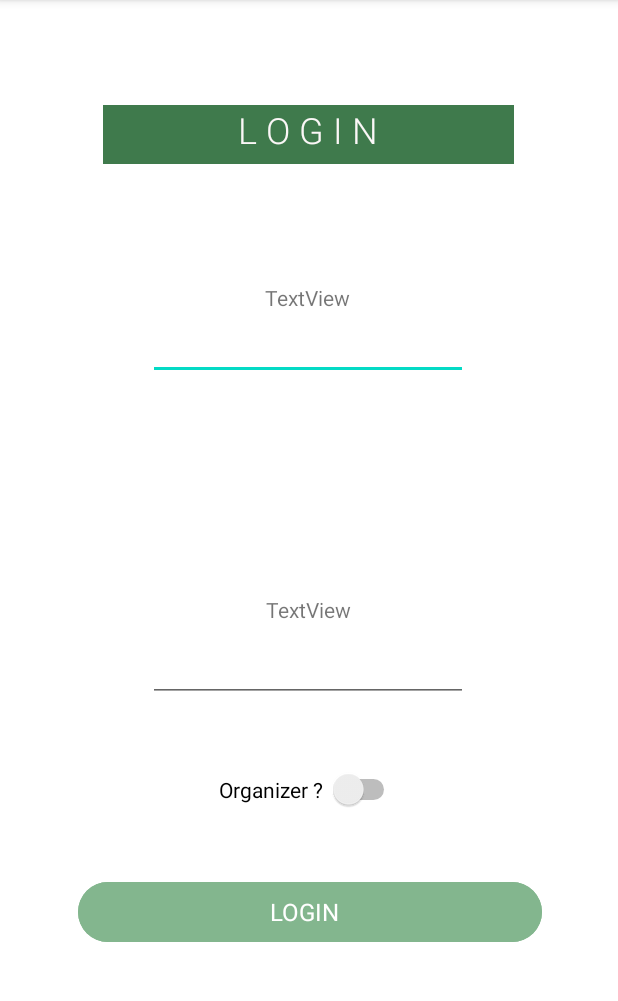
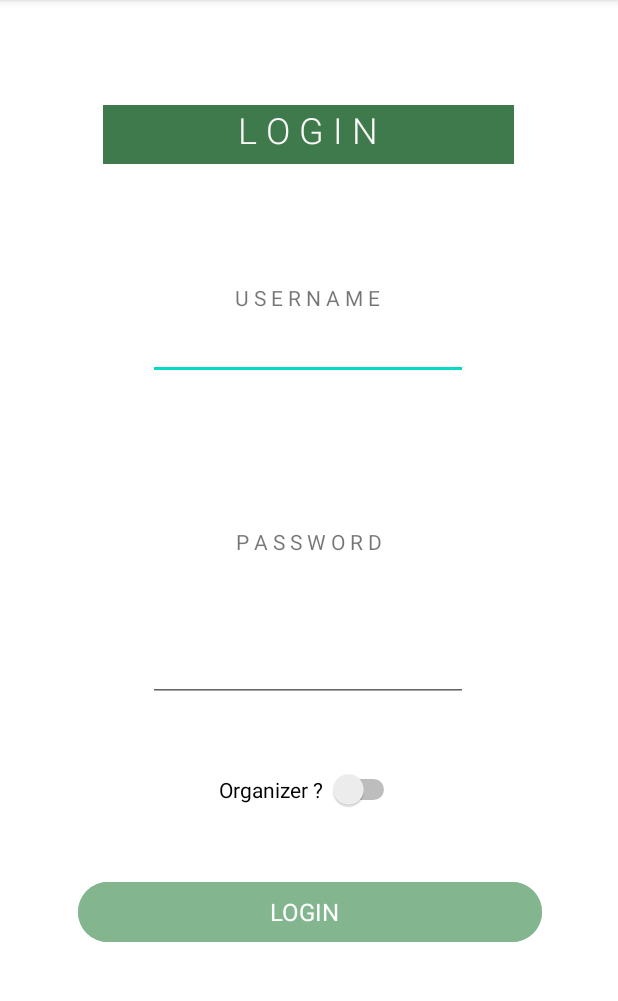
Before and after one commit to DaydreamerBECZ/CadeauCommun, an Android app: the loginActivity screen opened directly, with no data from a screen before it, after a tap on "LOGIN", on a phone screen of 412 x 824 dp, the part 84-1085 px from its top. Run offline under Robolectric (Android 15) with nearby library versions, the phone set to English and light mode, and no system bars.

Commit message:
esti d'erreur du caliss, j'va tout casser esti

```diff
--- a/CadeauCommun/app/src/main/java/com/example/cadeaucommun/loginActivity.java
+++ b/CadeauCommun/app/src/main/java/com/example/cadeaucommun/loginActivity.java
@@ -15,36 +15,35 @@ public class loginActivity extends AppCompatActivity {
     EditText userid;
     EditText password;
 
-    //Declaring credentials here :
-    String email_user="chantal.lacroix@gmail.com";
-    String username="ChanLac46";
-    String password_user="Chantal";
     @Override
     protected void onCreate(Bundle savedInstanceState) {
         super.onCreate(savedInstanceState);
         setContentView(R.layout.activity_login);
+        organizerSwitch = findViewById(R.id.organizerSwitch);
+        userid = findViewById(R.id.userLog);
+        password = findViewById(R.id.passLog);
     }
 
     public void loginSubmit(View view)
     {
-        organizerSwitch = findViewById(R.id.organizerSwitch);
-        userid = findViewById(R.id.userLog);
-        password = findViewById(R.id.passLog);
-        Toast msg = null;
-        if ((email_user.equals(userid.getText())) || (username.equals(userid.getText()))) {
-            if (organizerSwitch.isChecked()) {
+        String user = userid.getText().toString();
+        String pass = password.getText().toString();
+        if (user.equals("ChanLac46") && pass.equals("Chantal")) {
+            if (organizerSwitch.isChecked())
+            {
                 Intent orgIntent = new Intent(this, participantSelectionActivity.class);
                 startActivity(orgIntent);
             }
             else
-            {
-                msg = Toast.makeText(this, "ok", Toast.LENGTH_LONG);
-            }
+                displayMsg("ok");
         }
         else
-        {
-            msg = Toast.makeText(this, userid.getText() + " " + username + " " + password.getText(), Toast.LENGTH_LONG);
-        }
+            displayMsg("Invalid Credential");
+    }
+
+    public void displayMsg(String message)
+    {
+        Toast msg = Toast.makeText(this, message, Toast.LENGTH_LONG);
         msg.show();
     }
 }
--- a/CadeauCommun/app/src/main/res/layout/activity_login.xml
+++ b/CadeauCommun/app/src/main/res/layout/activity_login.xml
@@ -40,7 +40,7 @@
         android:id="@+id/textView9"
         android:layout_width="wrap_content"
         android:layout_height="wrap_content"
-        android:text="TextView"
+        android:text="U S E R N A M E"
         app:layout_constraintBottom_toTopOf="@+id/userLog"
         app:layout_constraintEnd_toEndOf="@+id/textView5"
         app:layout_constraintHorizontal_bias="0.497"
@@ -70,7 +70,7 @@
         android:inputType="textPassword"
         app:layout_constraintBottom_toBottomOf="parent"
         app:layout_constraintEnd_toEndOf="@+id/userLog"
-        app:layout_constraintHorizontal_bias="1.0"
+        app:layout_constraintHorizontal_bias="0.0"
         app:layout_constraintStart_toStartOf="@+id/userLog"
         app:layout_constraintTop_toBottomOf="@+id/userLog"
         app:layout_constraintVertical_bias="1.0" />
@@ -79,12 +79,13 @@
         android:id="@+id/textView10"
         android:layout_width="wrap_content"
         android:layout_height="wrap_content"
-        android:text="TextView"
+        android:text="P A S S W O R D"
         app:layout_constraintBottom_toBottomOf="@+id/passLog"
         app:layout_constraintEnd_toEndOf="@+id/userLog"
+        app:layout_constraintHorizontal_bias="0.504"
         app:layout_constraintStart_toStartOf="@+id/userLog"
         app:layout_constraintTop_toBottomOf="@+id/userLog"
-        app:layout_constraintVertical_bias="0.733" />
+        app:layout_constraintVertical_bias="0.502" />
 
     <Button
         android:id="@+id/LoginButton"
```
Also changed, not shown: 8 other files.
